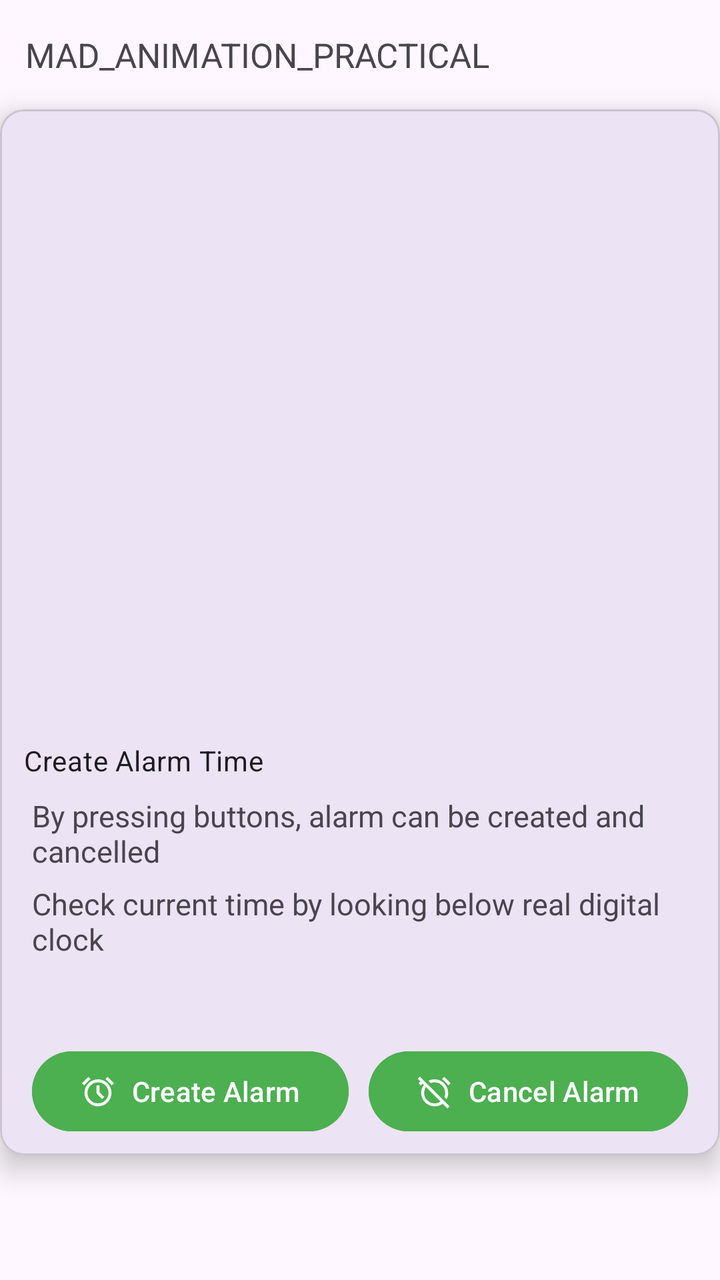
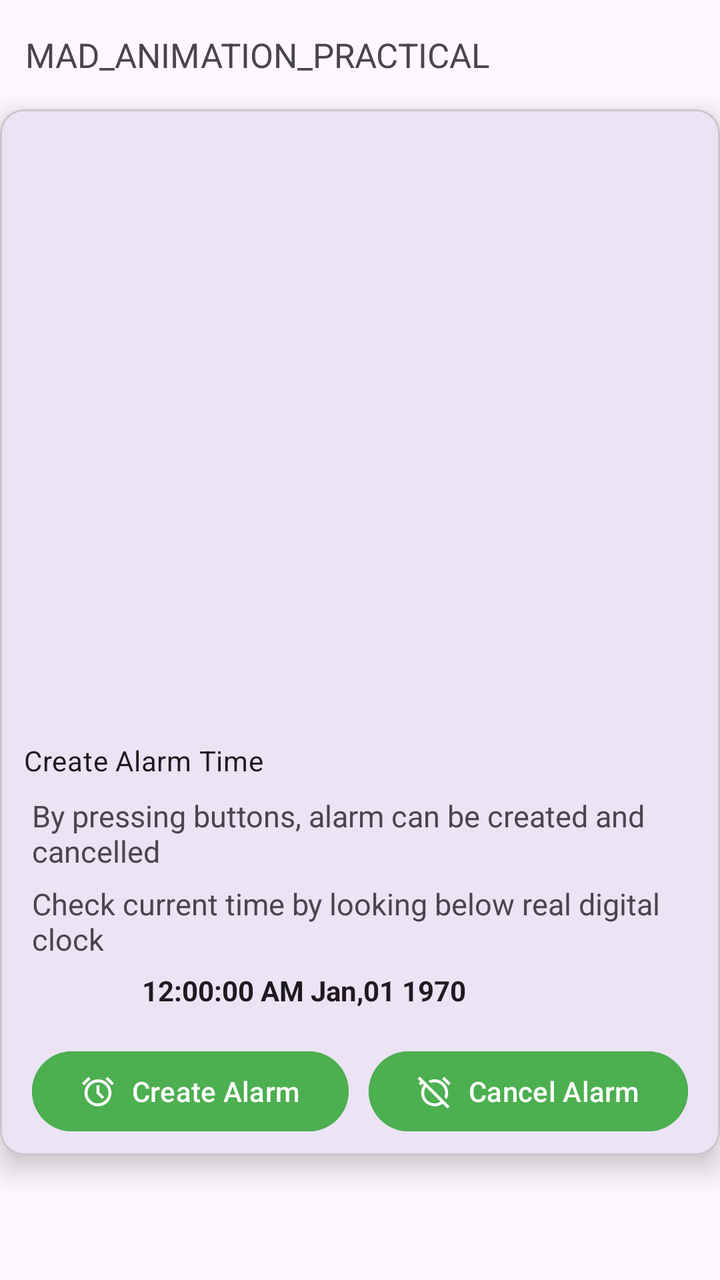

Screens rendered from an Android XML layout before and after an edit, with the pre-edit source and the edit as a unified diff.
<!-- AndroidManifest.xml: application theme Theme._24012011023_MAD_Practical6 -->
<!-- res/layout/activity_main.xml -->
<?xml version="1.0" encoding="utf-8"?>
<androidx.constraintlayout.widget.ConstraintLayout xmlns:android="http://schemas.android.com/apk/res/android"
    xmlns:app="http://schemas.android.com/apk/res-auto"
    xmlns:tools="http://schemas.android.com/tools"
    android:id="@+id/main"
    android:layout_width="match_parent"
    android:layout_height="match_parent"
    tools:context=".MainActivity">

            <TextView
                android:id="@+id/textView"
                android:layout_width="wrap_content"
                android:layout_height="wrap_content"
                android:layout_marginTop="16dp"
                android:text="MAD_ANIMATION_PRACTICAL"
                android:textSize="17sp"
                app:layout_constraintEnd_toEndOf="parent"
                app:layout_constraintHorizontal_bias="0.1"
                app:layout_constraintStart_toStartOf="parent"
                app:layout_constraintTop_toTopOf="parent" />

            <com.google.android.material.card.MaterialCardView
                android:id="@+id/createAlarmCard"
                android:layout_width="wrap_content"
                android:layout_height="wrap_content"
                android:layout_marginTop="16dp"
                app:cardBackgroundColor="?attr/colorSurface"
                app:cardElevation="8dp"
                app:layout_constraintEnd_toEndOf="parent"
                app:layout_constraintStart_toStartOf="parent"
                app:layout_constraintTop_toBottomOf="@+id/textView">

                <androidx.constraintlayout.widget.ConstraintLayout
                    android:layout_width="match_parent"
                    android:layout_height="wrap_content">

                    <ImageView
                        android:id="@+id/imageView"
                        android:layout_width="375dp"
                        android:layout_height="300dp"
                        android:scaleType="fitXY"
                        app:layout_constraintBottom_toBottomOf="parent"
                        app:layout_constraintEnd_toEndOf="parent"
                        app:layout_constraintHorizontal_bias="0.571"
                        app:layout_constraintStart_toStartOf="parent"
                        app:layout_constraintTop_toTopOf="parent"
                        app:layout_constraintVertical_bias="0.0" />

                    <androidx.constraintlayout.widget.ConstraintLayout
                        android:layout_width="match_parent"
                        android:layout_height="wrap_content"
                        app:layout_constraintTop_toBottomOf="@id/imageView">

                        <TextView
                            android:id="@+id/alarm_create"
                            android:layout_width="wrap_content"
                            android:layout_height="wrap_content"
                            android:layout_marginStart="12dp"
                            android:text="Create Alarm Time"
                            android:textAppearance="?attr/textAppearanceBodyMedium"
                            app:layout_constraintBottom_toBottomOf="parent"
                            app:layout_constraintStart_toStartOf="parent"
                            app:layout_constraintTop_toTopOf="parent"
                            app:layout_constraintVertical_bias="0.078" />

                        <TextView
                            android:id="@+id/textView2"
                            android:layout_width="340dp"
                            android:layout_height="36dp"
                            android:layout_marginStart="4dp"
                            android:layout_marginTop="8dp"
                            android:text="By pressing buttons, alarm can be created and cancelled"
                            android:textSize="15sp"
                            app:layout_constraintBottom_toTopOf="@+id/textView3"
                            app:layout_constraintStart_toStartOf="@+id/alarm_create"
                            app:layout_constraintTop_toBottomOf="@+id/alarm_create" />

                        <TextView
                            android:id="@+id/textView3"
                            android:layout_width="333dp"
                            android:layout_height="40dp"
                            android:layout_marginTop="8dp"
                            android:text="Check current time by looking below real digital clock"
                            android:textSize="15sp"
                            app:layout_constraintStart_toStartOf="@+id/textView2"
                            app:layout_constraintTop_toBottomOf="@+id/textView2" />

                        <ImageView
                            android:id="@+id/heart"
                            android:layout_width="40dp"
                            android:layout_height="40dp"
                            android:layout_marginEnd="12dp"
                            app:layout_constraintBottom_toTopOf="@+id/btnSetAlarm"
                            app:layout_constraintEnd_toEndOf="parent"
                            app:layout_constraintTop_toBottomOf="@+id/textView3"
                            app:layout_constraintVertical_bias="1.0" />

                        <com.google.android.material.button.MaterialButton
                            android:id="@+id/btnSetAlarm"
                            android:layout_width="wrap_content"
                            android:layout_height="wrap_content"
                            android:layout_marginBottom="8dp"
                            app:icon="@drawable/sharp_alarm_24"
                            android:backgroundTint="#4CAF50"
                            android:text="Create Alarm"
                            app:layout_constraintBottom_toBottomOf="parent"
                            app:layout_constraintStart_toStartOf="@+id/textView3" />

                        <com.google.android.material.button.MaterialButton
                            android:id="@+id/btnCancelAlarm"
                            android:layout_width="wrap_content"
                            android:layout_height="wrap_content"
                            android:layout_marginStart="10dp"
                            android:layout_marginEnd="12dp"
                            android:backgroundTint="#4CAF50"
                            android:text="Cancel Alarm"
                            app:icon="@drawable/outline_alarm_off_24"
                            app:layout_constraintBaseline_toBaselineOf="@+id/btnSetAlarm"
                            app:layout_constraintEnd_toEndOf="parent"
                            app:layout_constraintStart_toEndOf="@+id/btnSetAlarm" />
                    </androidx.constraintlayout.widget.ConstraintLayout>
                </androidx.constraintlayout.widget.ConstraintLayout>
            </com.google.android.material.card.MaterialCardView>

</androidx.constraintlayout.widget.ConstraintLayout>
<!-- resources referenced by this layout -->
<resources>
  <!-- drawable outline_alarm_off_24 (drawable) -->
  <vector xmlns:android="http://schemas.android.com/apk/res/android" android:height="24dp" android:tint="#000000" android:viewportHeight="960" android:viewportWidth="960" android:width="24dp">
        
      <path android:fillColor="@android:color/white" android:pathData="M798,690L738,630Q749,603 754.5,577.5Q760,552 760,524Q760,408 678,324Q596,240 480,240Q452,240 426,244.5Q400,249 374,260L314,200Q352,180 393.5,170Q435,160 480,160Q554,160 619.5,188Q685,216 734,265.5Q783,315 811.5,381Q840,447 840,524Q840,569 829,610.5Q818,652 798,690ZM850,320L680,150L736,94L906,264L850,320ZM820,936L694,810Q649,843 594.5,861.5Q540,880 480,880Q406,880 340.5,852Q275,824 226,776Q177,728 148.5,663Q120,598 120,524Q120,462 138.5,407.5Q157,353 192,308L158,274L110,322L54,266L102,218L28,144L84,88L876,880L820,936ZM480,801Q522,801 562,788Q602,775 636,752L248,366Q225,401 212.5,441.5Q200,482 200,524Q200,640 282,720.5Q364,801 480,801ZM442,559Q442,559 442,559Q442,559 442,559Q442,559 442,559Q442,559 442,559L442,559Q442,559 442,559Q442,559 442,559ZM556,445L556,445Q556,445 556,445Q556,445 556,445Q556,445 556,445Q556,445 556,445Q556,445 556,445Q556,445 556,445Z"/>
      
  </vector>
  <!-- drawable sharp_alarm_24 (drawable) -->
  <vector xmlns:android="http://schemas.android.com/apk/res/android" android:height="24dp" android:tint="#000000" android:viewportHeight="960" android:viewportWidth="960" android:width="24dp">
        
      <path android:fillColor="@android:color/white" android:pathData="M339.5,851.5Q274,823 225.5,774.5Q177,726 148.5,660.5Q120,595 120,520Q120,445 148.5,379.5Q177,314 225.5,265.5Q274,217 339.5,188.5Q405,160 480,160Q555,160 620.5,188.5Q686,217 734.5,265.5Q783,314 811.5,379.5Q840,445 840,520Q840,595 811.5,660.5Q783,726 734.5,774.5Q686,823 620.5,851.5Q555,880 480,880Q405,880 339.5,851.5ZM480,520Q480,520 480,520Q480,520 480,520Q480,520 480,520Q480,520 480,520Q480,520 480,520Q480,520 480,520Q480,520 480,520Q480,520 480,520ZM592,688L648,632L520,504L520,320L440,320L440,536L592,688ZM224,94L280,150L110,320L54,264L224,94ZM736,94L906,264L850,320L680,150L736,94ZM480,800Q597,800 678.5,718.5Q760,637 760,520Q760,403 678.5,321.5Q597,240 480,240Q363,240 281.5,321.5Q200,403 200,520Q200,637 281.5,718.5Q363,800 480,800Z"/>
      
  </vector>
  <style name="Theme._24012011023_MAD_Practical6" parent="Base.Theme._24012011023_MAD_Practical6" />
  <style name="Base.Theme._24012011023_MAD_Practical6" parent="Theme.Material3.DayNight.NoActionBar">
          
          
      </style>
</resources>

<!-- the commit's change to res/layout/activity_main.xml (unified diff, before → after) -->
@@ -85,6 +85,17 @@
                             app:layout_constraintStart_toStartOf="@+id/textView2"
                             app:layout_constraintTop_toBottomOf="@+id/textView2" />
 
+                        <TextClock
+                            android:layout_width="wrap_content"
+                            android:layout_height="wrap_content"
+                            android:layout_marginTop="4dp"
+                            android:format12Hour="hh:mm:ss a MMM,dd yyyy"
+                            android:format24Hour="HH:mm:ss MMM,dd yyyy"
+                            android:textStyle="bold"
+                            app:layout_constraintEnd_toStartOf="@+id/heart"
+                            app:layout_constraintStart_toStartOf="parent"
+                            app:layout_constraintTop_toBottomOf="@+id/textView3" />
+
                         <ImageView
                             android:id="@+id/heart"
                             android:layout_width="40dp"
